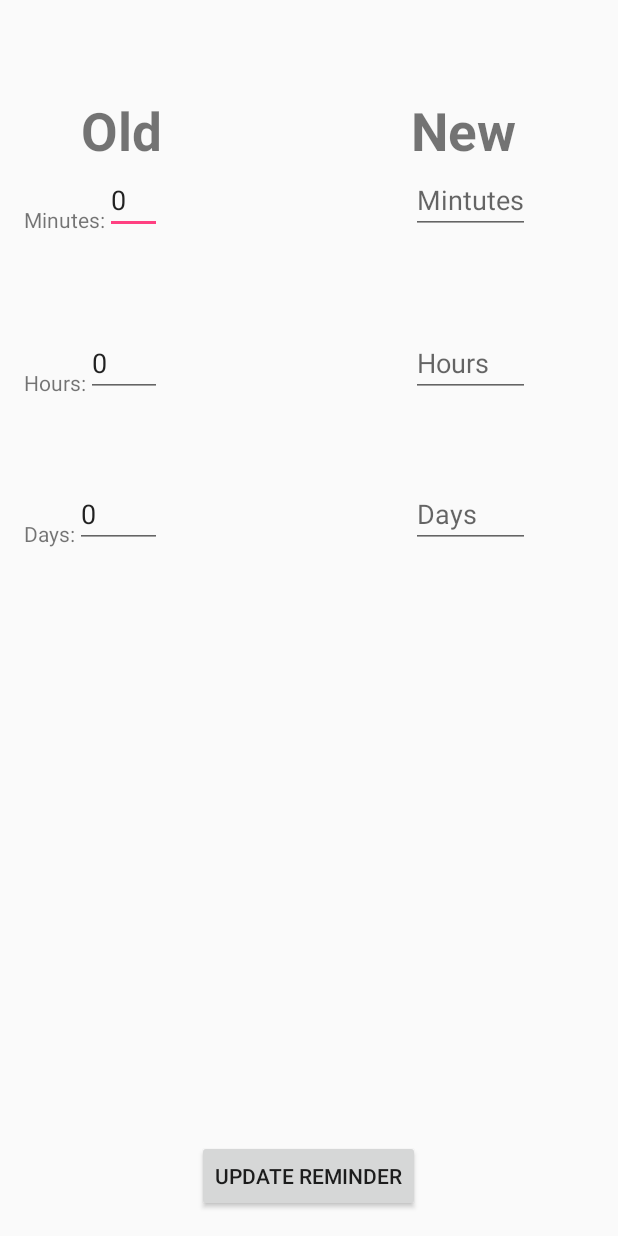
After one commit to MansBestFriend/code, an Android app: the EditReminder screen opened directly, with no data from a screen before it, on a phone screen of 412 x 824 dp. The commit adds this screen. Run offline under Robolectric (Android 15) with nearby library versions, the phone set to English and light mode, and no system bars; 2 statements that could not run were skipped.

Commit message:
Edit Reminder init

```diff
--- /dev/null
+++ b/app/src/main/java/com/github/joey/mansbestfriend/EditReminder.java
@@ -0,0 +1,90 @@
+package com.github.joey.mansbestfriend;
+
+import android.app.Activity;
+import android.database.Cursor;
+import android.database.sqlite.SQLiteDatabase;
+import android.os.Bundle;
+import android.support.design.widget.FloatingActionButton;
+import android.support.design.widget.Snackbar;
+import android.support.v7.app.AppCompatActivity;
+import android.support.v7.widget.Toolbar;
+import android.util.Log;
+import android.view.MotionEvent;
+import android.view.View;
+import android.view.ViewGroup;
+import android.view.inputmethod.InputMethodManager;
+import android.widget.EditText;
+import android.widget.TextView;
+
+public class EditReminder extends AppCompatActivity {
+
+    @Override
+    protected void onCreate(Bundle savedInstanceState) {
+        super.onCreate(savedInstanceState);
+        setContentView(R.layout.activity_edit_reminder);
+        setupUI(findViewById(R.id.editRemindParent));
+        Bundle b = getIntent().getExtras();
+        final int profNum = b.getInt("num");
+        final String strTitle = b.getString("title");
+        HandleDB helper = new HandleDB(getApplicationContext());
+
+        SQLiteDatabase db = helper.getWritableDatabase();
+        Cursor c = db.rawQuery("SELECT Frequency FROM Reminders WHERE ProfileId == " + profNum + " and Title == '" +strTitle + "';", null);
+        int minutes = 0;
+        String tmpMinutes = "";
+        if(c != null){
+            if(c.moveToFirst()){
+                do{
+                    tmpMinutes = c.getString(c.getColumnIndex("Frequency"));
+                }while(c.moveToNext());
+            }
+        }
+        if(!tmpMinutes.isEmpty()){
+            minutes = Integer.parseInt(tmpMinutes);
+        }
+        Log.e("e", String.valueOf(minutes));
+        int hours = minutes/60;
+        minutes -= hours * 60;
+
+
+        EditText oldMin = (EditText)findViewById(R.id.minField);
+        EditText oldHour = (EditText)findViewById(R.id.hourField);
+        EditText dayField = (EditText)findViewById(R.id.dayField);
+        oldMin.setText(String.valueOf(minutes), TextView.BufferType.EDITABLE);
+        oldHour.setText(String.valueOf(hours), TextView.BufferType.EDITABLE);
+        dayField.setText("0",TextView.BufferType.EDITABLE);
+    }
+
+    public void setupUI(View view) {
+
+        //Set up touch listener for non-text box views to hide keyboard.
+        if(!(view instanceof EditText)) {
+
+            view.setOnTouchListener(new View.OnTouchListener() {
+
+                public boolean onTouch(View v, MotionEvent event) {
+                    hideSoftKeyboard(EditReminder.this);
+                    return false;
+                }
+            });
+        }
+
+        //If a layout container, iterate over children and seed recursion.
+        if (view instanceof ViewGroup) {
+
+            for (int i = 0; i < ((ViewGroup) view).getChildCount(); i++) {
+
+                View innerView = ((ViewGroup) view).getChildAt(i);
+
+                setupUI(innerView);
+            }
+        }
+    }
+
+    public static void hideSoftKeyboard(Activity activity) {
+        InputMethodManager inputMethodManager = (InputMethodManager)  activity.getSystemService(Activity.INPUT_METHOD_SERVICE);
+        inputMethodManager.hideSoftInputFromWindow(activity.getCurrentFocus().getWindowToken(), 0);
+    }
+
+
+}
--- a/app/src/main/java/com/github/joey/mansbestfriend/NotificationSender.java
+++ b/app/src/main/java/com/github/joey/mansbestfriend/NotificationSender.java
@@ -67,7 +67,7 @@ public class NotificationSender extends BroadcastReceiver {
         b.putString("name",name);
         b.putString("title",title);
         b.putInt("time",time);
-        i.putExtras(b);
+        //i.putExtras(b);
         Calendar cal = Calendar.getInstance();
         cal.add(Calendar.SECOND, time);
         long tmpTime = 1000 * time;
--- a/app/src/main/java/com/github/joey/mansbestfriend/ReminderList.java
+++ b/app/src/main/java/com/github/joey/mansbestfriend/ReminderList.java
@@ -10,6 +10,7 @@ import android.support.v7.app.AppCompatActivity;
 import android.support.v7.widget.Toolbar;
 import android.util.Log;
 import android.view.View;
+import android.widget.AdapterView;
 import android.widget.ArrayAdapter;
 import android.widget.Button;
 import android.widget.ListView;
@@ -36,7 +37,7 @@ public class ReminderList extends AppCompatActivity {
 
         String title = "";
 
-        ListView remindList = (ListView) findViewById(R.id.remindersList);
+        final ListView remindList = (ListView) findViewById(R.id.remindersList);
         ArrayList<String> listItems = new ArrayList<String>();
 
         if(c != null){
@@ -63,6 +64,21 @@ public class ReminderList extends AppCompatActivity {
             Log.e("db","title is empty");
         }
 
+        remindList.setOnItemClickListener(new AdapterView.OnItemClickListener(){
+
+            @Override
+            public void onItemClick(AdapterView<?> arg0, View v, int pos, long i2){
+
+                Intent edit = new Intent(v.getContext(),EditReminder.class);
+                Bundle b = new Bundle();
+                b.putInt("num",profNum);
+                String title = remindList.getItemAtPosition(pos).toString();
+                b.putString("title",title);
+                edit.putExtras(b);
+                startActivityForResult(edit,0);
+                finishActivity(1);
+            }
+        });
         Button newRem = (Button) findViewById(R.id.addNewReminderButton);
 
 
@@ -87,8 +103,9 @@ public class ReminderList extends AppCompatActivity {
         testDel.setOnClickListener(new View.OnClickListener() {
 
             @Override
-            public void onClick(View v){
-                NotificationSender.unscheduleAlarm(getApplicationContext(),"Spot","Title",60);
+            public void onClick(View v) {
+                NotificationSender.unscheduleAlarm(getApplicationContext(), "Spot", "Title", 60);
+                NotificationSender.scheduleAlarms(getApplicationContext(), "Spot", "Title", 60);
             }
         });
 
--- /dev/null
+++ b/app/src/main/res/layout/activity_edit_reminder.xml
@@ -0,0 +1,19 @@
+<?xml version="1.0" encoding="utf-8"?>
+<android.support.design.widget.CoordinatorLayout xmlns:android="http://schemas.android.com/apk/res/android"
+    xmlns:app="http://schemas.android.com/apk/res-auto"
+    xmlns:tools="http://schemas.android.com/tools"
+    android:layout_width="match_parent"
+    android:layout_height="match_parent"
+    android:fitsSystemWindows="true"
+    tools:context="com.github.joey.mansbestfriend.EditReminder">
+
+    <android.support.design.widget.AppBarLayout
+        android:layout_width="match_parent"
+        android:layout_height="wrap_content"
+        android:theme="@style/AppTheme.AppBarOverlay">
+
+    </android.support.design.widget.AppBarLayout>
+
+    <include layout="@layout/content_edit_reminder" />
+
+</android.support.design.widget.CoordinatorLayout>
--- /dev/null
+++ b/app/src/main/res/layout/content_edit_reminder.xml
@@ -0,0 +1,147 @@
+<?xml version="1.0" encoding="utf-8"?>
+<RelativeLayout xmlns:android="http://schemas.android.com/apk/res/android"
+    xmlns:app="http://schemas.android.com/apk/res-auto"
+    xmlns:tools="http://schemas.android.com/tools"
+    android:layout_width="match_parent"
+    android:layout_height="match_parent"
+    android:paddingBottom="@dimen/activity_vertical_margin"
+    android:paddingLeft="@dimen/activity_horizontal_margin"
+    android:paddingRight="@dimen/activity_horizontal_margin"
+    android:paddingTop="@dimen/activity_vertical_margin"
+    android:id="@+id/editRemindParent"
+    app:layout_behavior="@string/appbar_scrolling_view_behavior"
+    tools:context="com.github.joey.mansbestfriend.EditReminder"
+    tools:showIn="@layout/activity_edit_reminder">
+
+    <TextView
+        android:layout_width="wrap_content"
+        android:layout_height="wrap_content"
+        android:text="Old"
+        android:id="@+id/oldTxt"
+        android:layout_marginTop="47dp"
+        android:layout_alignParentTop="true"
+        android:layout_alignParentLeft="true"
+        android:layout_alignParentStart="true"
+        android:layout_marginLeft="38dp"
+        android:layout_marginStart="38dp"
+        android:textSize="35dp"
+        android:textStyle="bold" />
+
+    <TextView
+        android:layout_width="wrap_content"
+        android:layout_height="wrap_content"
+        android:text="Minutes:"
+        android:id="@+id/minuteTxt"
+        android:layout_below="@+id/oldTxt"
+        android:layout_alignParentLeft="true"
+        android:layout_alignParentStart="true"
+        android:layout_marginTop="26dp" />
+
+    <TextView
+        android:layout_width="wrap_content"
+        android:layout_height="wrap_content"
+        android:text="Hours:"
+        android:id="@+id/hourTxt"
+        android:layout_marginTop="89dp"
+        android:layout_below="@+id/minuteTxt"
+        android:layout_alignParentLeft="true"
+        android:layout_alignParentStart="true" />
+
+    <TextView
+        android:layout_width="wrap_content"
+        android:layout_height="wrap_content"
+        android:text="Days:"
+        android:id="@+id/dayTxt"
+        android:layout_marginTop="81dp"
+        android:layout_below="@+id/hourTxt"
+        android:layout_alignParentLeft="true"
+        android:layout_alignParentStart="true" />
+
+    <EditText
+        android:layout_width="wrap_content"
+        android:layout_height="wrap_content"
+        android:inputType="number"
+        android:ems="10"
+        android:id="@+id/minField"
+        android:layout_above="@+id/hourTxt"
+        android:layout_toRightOf="@+id/minuteTxt"
+        android:layout_alignRight="@+id/oldTxt"
+        android:layout_alignEnd="@+id/oldTxt"
+        android:text=" " />
+
+    <EditText
+        android:layout_width="wrap_content"
+        android:layout_height="wrap_content"
+        android:inputType="number"
+        android:ems="10"
+        android:id="@+id/hourField"
+        android:layout_above="@+id/dayTxt"
+        android:layout_toRightOf="@+id/hourTxt"
+        android:layout_alignRight="@+id/oldTxt"
+        android:layout_alignEnd="@+id/oldTxt"
+        android:text=" " />
+
+    <EditText
+        android:layout_width="wrap_content"
+        android:layout_height="wrap_content"
+        android:inputType="number"
+        android:ems="10"
+        android:id="@+id/dayField"
+        android:layout_alignBottom="@+id/dayTxt"
+        android:layout_toRightOf="@+id/dayTxt"
+        android:layout_alignRight="@+id/hourField"
+        android:layout_alignEnd="@+id/hourField"
+        android:text=" " />
+
+    <TextView
+        android:layout_width="wrap_content"
+        android:layout_height="wrap_content"
+        android:text="New"
+        android:id="@+id/newTxt"
+        android:textSize="35dp"
+        android:textStyle="bold"
+        android:layout_above="@+id/minuteTxt"
+        android:layout_alignParentRight="true"
+        android:layout_alignParentEnd="true"
+        android:layout_marginRight="52dp"
+        android:layout_marginEnd="52dp" />
+
+    <EditText
+        android:layout_width="wrap_content"
+        android:layout_height="wrap_content"
+        android:id="@+id/editMin"
+        android:layout_alignBottom="@+id/minField"
+        android:layout_alignLeft="@+id/newTxt"
+        android:layout_alignStart="@+id/newTxt"
+        android:hint="Mintutes" />
+
+    <EditText
+        android:layout_width="wrap_content"
+        android:layout_height="wrap_content"
+        android:id="@+id/editHr"
+        android:layout_alignBottom="@+id/hourTxt"
+        android:layout_alignLeft="@+id/editMin"
+        android:layout_alignStart="@+id/editMin"
+        android:layout_alignRight="@+id/editMin"
+        android:layout_alignEnd="@+id/editMin"
+        android:hint="Hours" />
+
+    <EditText
+        android:layout_width="wrap_content"
+        android:layout_height="wrap_content"
+        android:id="@+id/editDay"
+        android:layout_alignBottom="@+id/dayField"
+        android:layout_alignLeft="@+id/editHr"
+        android:layout_alignStart="@+id/editHr"
+        android:layout_alignRight="@+id/editHr"
+        android:layout_alignEnd="@+id/editHr"
+        android:hint="Days" />
+
+    <Button
+        android:layout_width="wrap_content"
+        android:layout_height="wrap_content"
+        android:text="Update Reminder"
+        android:id="@+id/updateRmBtn"
+        android:layout_alignParentBottom="true"
+        android:layout_centerHorizontal="true" />
+</RelativeLayout>
--- a/app/src/main/res/values/strings.xml
+++ b/app/src/main/res/values/strings.xml
@@ -10,4 +10,5 @@
     <string name="title_activity_new">NewActivity</string>
     <string name="title_activity_barks_list">BarksList</string>
     <string name="title_activity_new_bark">NewBark</string>
+    <string name="title_activity_edit_reminder">EditReminder</string>
 </resources>
```
Also changed, not shown: app/src/main/AndroidManifest.xml (+17 -9 lines).
